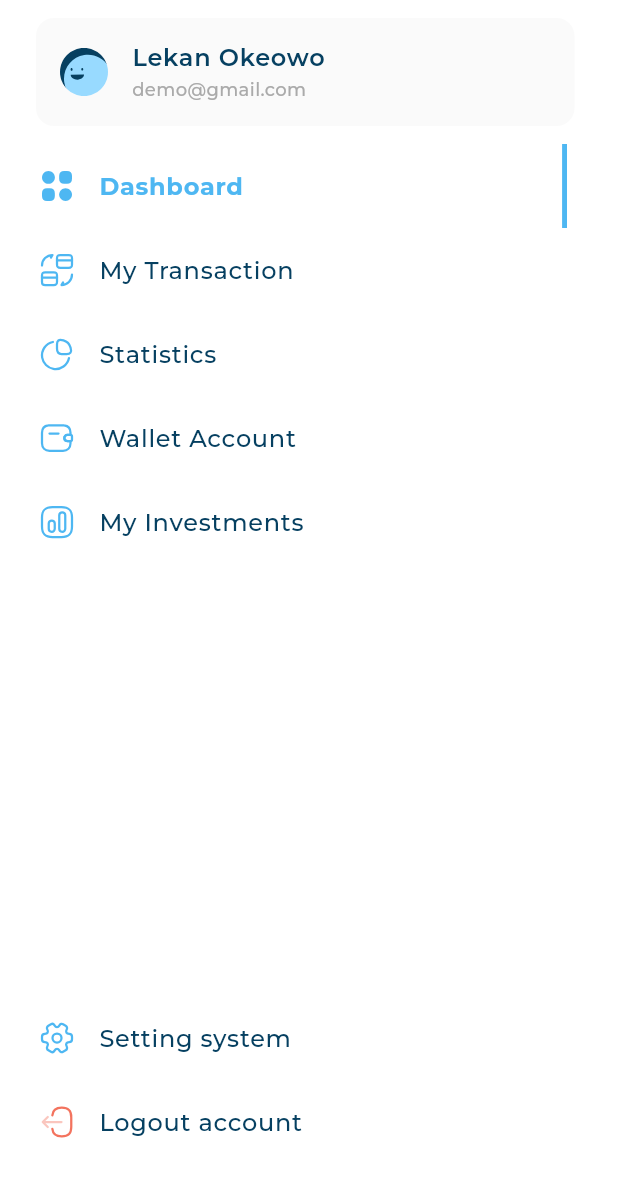
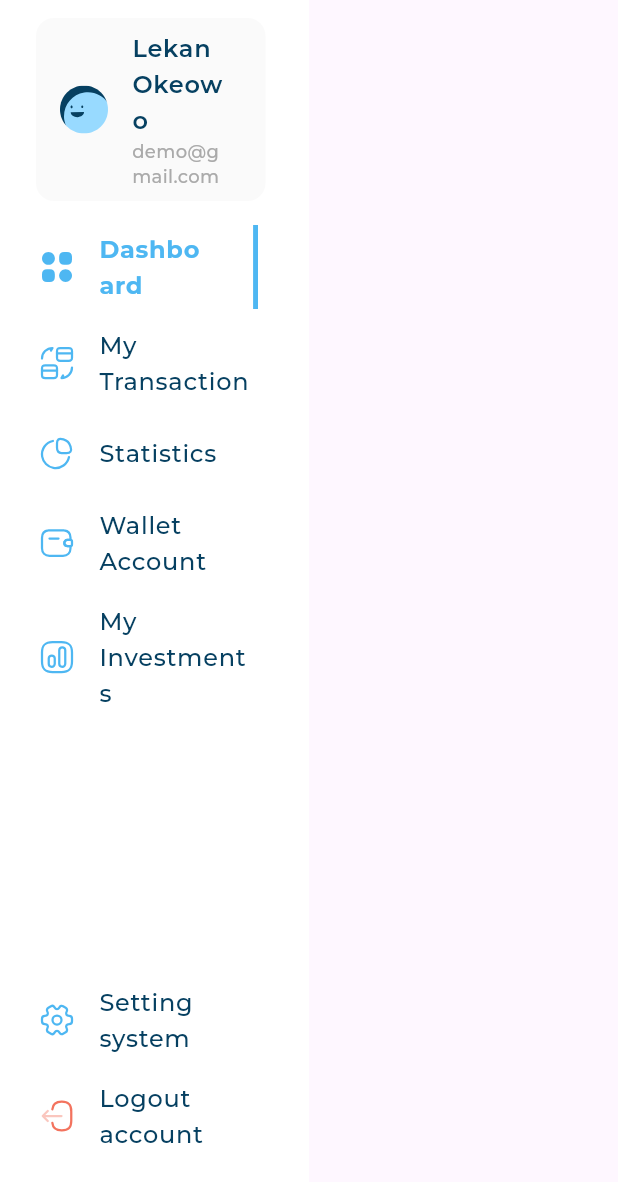
Before and after one commit to Kartali-Mohamed/responsive_adaptive_ui_design, a Flutter app: the CustomDrawer widget shown alone on an empty page, opened directly, on a phone screen of 412 x 824 dp. Shown: the top 1182 px of the screen. Run offline on Flutter 3.47's test engine with Material 3 defaults, Android fonts, the phone set to English and light mode, and no system bars; our stand-ins replace expandable_page_view, fl_chart, flutter_svg; project files that could hold a hidden picture were left out.

Commit message:
add width to custom drawer

```diff
--- a/lib/interface/widgets/drawer/custom_drawer.dart
+++ b/lib/interface/widgets/drawer/custom_drawer.dart
@@ -11,6 +11,7 @@ class CustomDrawer extends StatelessWidget {
   @override
   Widget build(BuildContext context) {
     return Container(
+      width: MediaQuery.sizeOf(context).width * 0.5,
       color: Colors.white,
       padding: const EdgeInsets.symmetric(horizontal: 10),
       child: const CustomScrollView(
```
